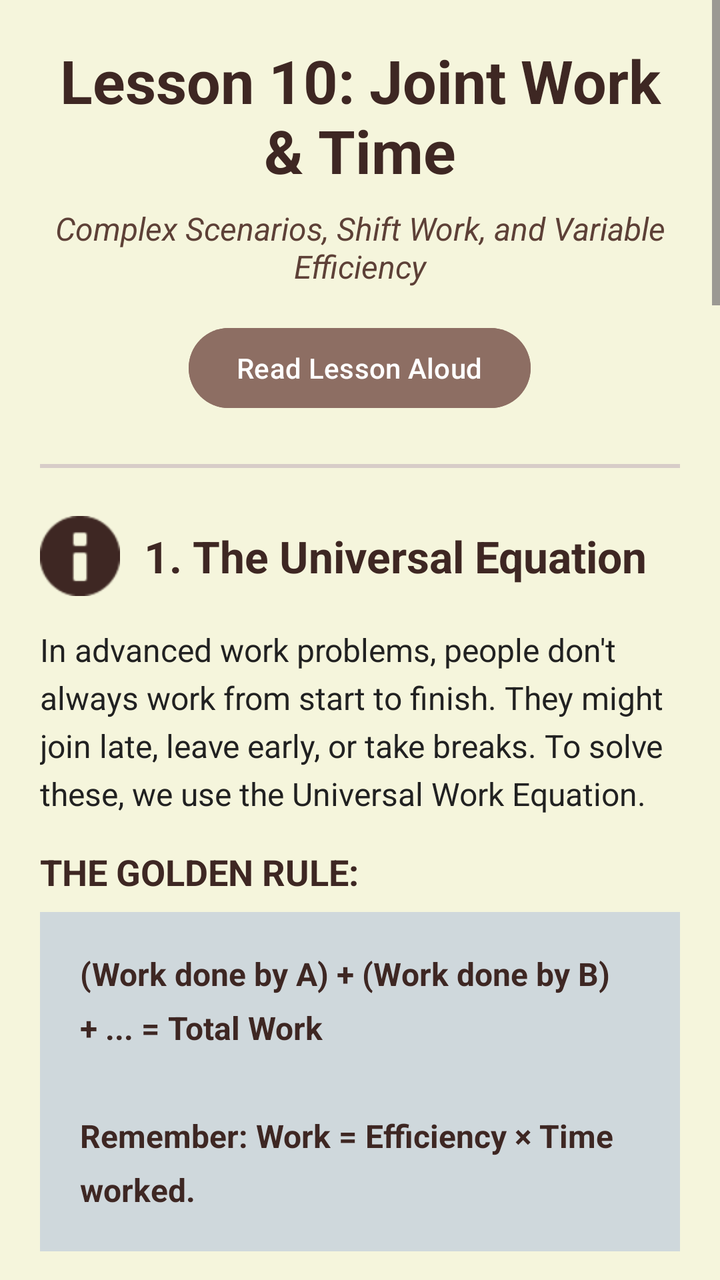
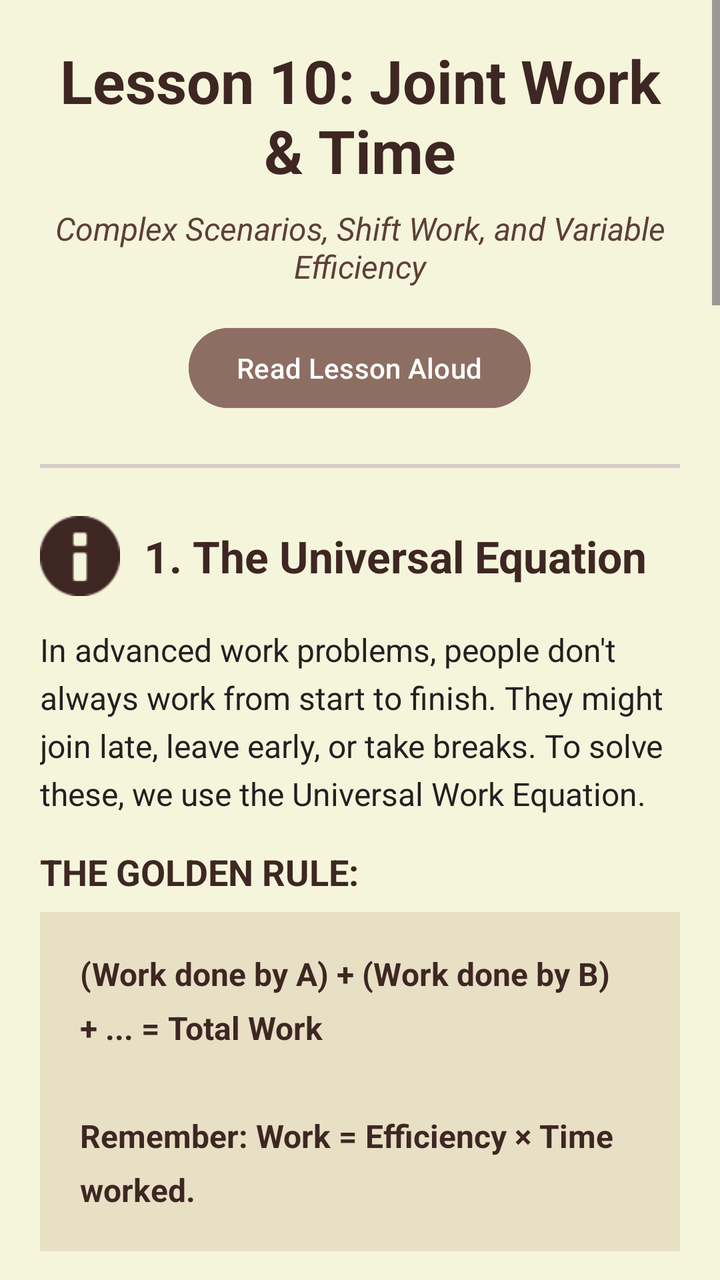

Two renders of the same Android screen: before a commit and after it. Below are the layout's source before the change and the commit's diff.
<!-- AndroidManifest.xml: application theme Theme.OlympMathMentor -->
<!-- res/layout/activity_lesson10.xml -->
<?xml version="1.0" encoding="utf-8"?>
<ScrollView
    xmlns:android="http://schemas.android.com/apk/res/android"
    xmlns:app="http://schemas.android.com/apk/res-auto"
    android:layout_width="match_parent"
    android:layout_height="match_parent"
    android:background="#F5F5DC">

    <LinearLayout
        android:layout_width="match_parent"
        android:layout_height="wrap_content"
        android:orientation="vertical"
        android:padding="20dp">

        <TextView
            android:id="@+id/tvTitle"
            android:layout_width="match_parent"
            android:layout_height="wrap_content"
            android:text="Lesson 10: Joint Work &amp; Time"
            android:textSize="30sp"
            android:textStyle="bold"
            android:textColor="#3E2723"
            android:layout_marginBottom="8dp"
            android:gravity="center" />

        <TextView
            android:id="@+id/tvSubtitle"
            android:layout_width="match_parent"
            android:layout_height="wrap_content"
            android:text="Complex Scenarios, Shift Work, and Variable Efficiency"
            android:textSize="16sp"
            android:textColor="#5D4037"
            android:layout_marginBottom="16dp"
            android:gravity="center"
            android:textStyle="italic" />

        <Button
            android:id="@+id/btnReadLesson"
            android:layout_width="wrap_content"
            android:layout_height="wrap_content"
            android:layout_gravity="center"
            android:text="Read Lesson Aloud"
            android:backgroundTint="#8D6E63"
            android:textColor="#FFFFFF"
            android:layout_marginBottom="24dp" />

        <View
            android:layout_width="match_parent"
            android:layout_height="2dp"
            android:background="#D7CCC8"
            android:layout_marginBottom="24dp" />

        <LinearLayout
            android:layout_width="match_parent"
            android:layout_height="wrap_content"
            android:orientation="horizontal"
            android:gravity="center_vertical"
            android:layout_marginBottom="16dp">

            <ImageView
                android:layout_width="40dp"
                android:layout_height="40dp"
                android:src="@android:drawable/ic_dialog_info"
                app:tint="#3E2723"
                android:layout_marginEnd="12dp" />

            <TextView
                android:id="@+id/tvSec1Title"
                android:layout_width="match_parent"
                android:layout_height="wrap_content"
                android:text="1. The Universal Equation"
                android:textSize="22sp"
                android:textStyle="bold"
                android:textColor="#3E2723" />
        </LinearLayout>

        <TextView
            android:id="@+id/tvSec1Text"
            android:layout_width="match_parent"
            android:layout_height="wrap_content"
            android:text="In advanced work problems, people don't always work from start to finish. They might join late, leave early, or take breaks. To solve these, we use the Universal Work Equation."
            android:textColor="#212121"
            android:textSize="16sp"
            android:lineSpacingExtra="5dp"
            android:layout_marginBottom="16dp" />

        <TextView
            android:id="@+id/tvSec1RuleTitle"
            android:layout_width="match_parent"
            android:layout_height="wrap_content"
            android:text="THE GOLDEN RULE:"
            android:textSize="18sp"
            android:textStyle="bold"
            android:textColor="#3E2723"
            android:layout_marginBottom="8dp" />

        <TextView
            android:id="@+id/tvSec1RuleText"
            android:layout_width="match_parent"
            android:layout_height="wrap_content"
            android:text="(Work done by A) + (Work done by B) + ... = Total Work\n\nRemember: Work = Efficiency × Time worked."
            android:textSize="16sp"
            android:textStyle="bold"
            android:textColor="#3E2723"
            android:background="#CFD8DC"
            android:padding="20dp"
            android:lineSpacingExtra="8dp"
            android:layout_marginBottom="24dp" />

        <View
            android:layout_width="match_parent"
            android:layout_height="1dp"
            android:background="#D7CCC8"
            android:layout_marginBottom="24dp" />

        <LinearLayout
            android:layout_width="match_parent"
            android:layout_height="wrap_content"
            android:orientation="horizontal"
            android:gravity="center_vertical"
            android:layout_marginBottom="16dp">

            <ImageView
                android:layout_width="40dp"
                android:layout_height="40dp"
                android:src="@android:drawable/ic_menu_sort_by_size"
                app:tint="#3E2723"
                android:layout_marginEnd="12dp" />

            <TextView
                android:id="@+id/tvSec2Title"
                android:layout_width="match_parent"
                android:layout_height="wrap_content"
                android:text="2. Managing Variable Time (The 'x' method)"
                android:textSize="22sp"
                android:textStyle="bold"
                android:textColor="#3E2723" />
        </LinearLayout>

        <TextView
            android:id="@+id/tvSec2Text"
            android:layout_width="match_parent"
            android:layout_height="wrap_content"
            android:text="When you don't know the total time, let the total time the work took be 'x'. Then, express the time each person worked relative to 'x'."
            android:textColor="#212121"
            android:textSize="16sp"
            android:lineSpacingExtra="5dp"
            android:layout_marginBottom="16dp" />

        <TextView
            android:id="@+id/tvSec2List"
            android:layout_width="match_parent"
            android:layout_height="wrap_content"
            android:text="► If A works until the end, A's time = x.\n► If B joins 3 days late, B's time = (x - 3).\n► If C leaves 2 days before the end, C's time = (x - 2)."
            android:textColor="#212121"
            android:textSize="16sp"
            android:background="#E8E0C5"
            android:padding="16dp"
            android:lineSpacingExtra="6dp"
            android:layout_marginBottom="24dp" />

        <View
            android:layout_width="match_parent"
            android:layout_height="1dp"
            android:background="#D7CCC8"
            android:layout_marginBottom="24dp" />

        <TextView
            android:id="@+id/tvSec3Title"
            android:layout_width="match_parent"
            android:layout_height="wrap_content"
            android:text="3. The 'Man-Days' Concept (Work = Workers × Time)"
            android:textSize="22sp"
            android:textStyle="bold"
            android:textColor="#3E2723"
            android:layout_marginBottom="16dp" />

        <TextView
            android:id="@+id/tvSec3Text1"
            android:layout_width="match_parent"
            android:layout_height="wrap_content"
            android:text="When dealing with groups of identical workers (e.g., '10 men can build a wall in 5 days'), we define the total work in 'man-days'."
            android:textColor="#212121"
            android:textSize="16sp"
            android:lineSpacingExtra="5dp"
            android:layout_marginBottom="16dp" />

        <TextView
            android:id="@+id/tvSec3Text2"
            android:layout_width="match_parent"
            android:layout_height="wrap_content"
            android:text="Total Work = (Number of Workers) × (Number of Days)\n\nExample: If 10 men take 5 days, Total Work = 10 × 5 = 50 man-days. If you only have 2 men, it will take them 50 / 2 = 25 days."
            android:textSize="16sp"
            android:textStyle="bold"
            android:textColor="#5D4037"
            android:background="#B3E5FC"
            android:padding="16dp"
            android:lineSpacingExtra="6dp"
            android:layout_marginBottom="24dp" />

        <View
            android:layout_width="match_parent"
            android:layout_height="1dp"
            android:background="#D7CCC8"
            android:layout_marginBottom="24dp" />

        <TextView
            android:id="@+id/tvMasterTitle"
            android:layout_width="match_parent"
            android:layout_height="wrap_content"
            android:text="Masterclass: Olympiad Problems"
            android:textSize="24sp"
            android:textStyle="bold"
            android:textColor="#3E2723"
            android:layout_marginBottom="24dp"
            android:gravity="center" />

        <LinearLayout
            android:layout_width="match_parent"
            android:layout_height="wrap_content"
            android:orientation="vertical"
            android:background="#F5F5F5"
            android:padding="16dp"
            android:layout_marginBottom="20dp"
            android:elevation="2dp">

            <TextView
                android:id="@+id/tvProb1Title"
                android:layout_width="match_parent"
                android:layout_height="wrap_content"
                android:text="Problem 1: The Early Departure"
                android:textSize="18sp"
                android:textStyle="bold"
                android:textColor="#006064"
                android:layout_marginBottom="8dp" />

            <TextView
                android:id="@+id/tvProb1Q"
                android:layout_width="match_parent"
                android:layout_height="wrap_content"
                android:text="Question: A can do a job in 20 days, and B can do it in 30 days. They start together, but A leaves 5 days BEFORE the work is completed. How many days did the total work take?"
                android:textColor="#212121"
                android:textSize="16sp"
                android:lineSpacingExtra="4dp"
                android:layout_marginBottom="12dp" />

            <TextView
                android:id="@+id/tvProb1S1"
                android:layout_width="match_parent"
                android:layout_height="wrap_content"
                android:text="Step 1: LCM(20, 30) = 60 units (Total Work).\nEfficiency A = 3 units/day.\nEfficiency B = 2 units/day."
                android:textColor="#424242"
                android:textSize="15sp"
                android:layout_marginBottom="6dp" />

            <TextView
                android:id="@+id/tvProb1S2"
                android:layout_width="match_parent"
                android:layout_height="wrap_content"
                android:text="Step 2: Let the total time be 'x' days.\nB worked for all 'x' days.\nA worked for 'x - 5' days."
                android:textColor="#424242"
                android:textSize="15sp"
                android:layout_marginBottom="6dp" />

            <TextView
                android:id="@+id/tvProb1S3"
                android:layout_width="match_parent"
                android:layout_height="wrap_content"
                android:text="Step 3: Setup the equation:\n(A's work) + (B's work) = 60\n3(x - 5) + 2(x) = 60"
                android:textColor="#424242"
                android:textSize="15sp"
                android:textStyle="italic"
                android:layout_marginBottom="6dp" />

            <TextView
                android:id="@+id/tvProb1S4"
                android:layout_width="match_parent"
                android:layout_height="wrap_content"
                android:text="Step 4: Solve:\n3x - 15 + 2x = 60\n5x = 75\nx = 15"
                android:textColor="#424242"
                android:textSize="15sp"
                android:layout_marginBottom="6dp" />

            <TextView
                android:id="@+id/tvProb1Ans"
                android:layout_width="match_parent"
                android:layout_height="wrap_content"
                android:text="Answer: The work took 15 days."
                android:textColor="#2E7D32"
                android:textStyle="bold"
                android:textSize="16sp"
                android:layout_marginTop="8dp" />
        </LinearLayout>

        <LinearLayout
            android:layout_width="match_parent"
            android:layout_height="wrap_content"
            android:orientation="vertical"
            android:background="#F5F5F5"
            android:padding="16dp"
            android:layout_marginBottom="20dp"
            android:elevation="2dp">

            <TextView
                android:id="@+id/tvProb2Title"
                android:layout_width="match_parent"
                android:layout_height="wrap_content"
                android:text="Problem 2: Group Effort Dynamics"
                android:textSize="18sp"
                android:textStyle="bold"
                android:textColor="#006064"
                android:layout_marginBottom="8dp" />

            <TextView
                android:id="@+id/tvProb2Q"
                android:layout_width="match_parent"
                android:layout_height="wrap_content"
                android:text="Question: A contractor estimated that a project requires 40 workers for 30 days. After 10 days, 10 workers quit. How many extra days beyond the original estimate will it take to finish the job?"
                android:textColor="#212121"
                android:textSize="16sp"
                android:lineSpacingExtra="4dp"
                android:layout_marginBottom="12dp" />

            <TextView
                android:id="@+id/tvProb2S1"
                android:layout_width="match_parent"
                android:layout_height="wrap_content"
                android:text="Step 1: Total required work = 40 workers × 30 days = 1200 man-days."
                android:textColor="#424242"
                android:textSize="15sp"
                android:layout_marginBottom="6dp" />

            <TextView
                android:id="@+id/tvProb2S2"
                android:layout_width="match_parent"
                android:layout_height="wrap_content"
                android:text="Step 2: Work done in first 10 days = 40 workers × 10 days = 400 man-days."
                android:textColor="#424242"
                android:textSize="15sp"
                android:layout_marginBottom="6dp" />

            <TextView
                android:id="@+id/tvProb2S3"
                android:layout_width="match_parent"
                android:layout_height="wrap_content"
                android:text="Step 3: Remaining work = 1200 - 400 = 800 man-days."
                android:textColor="#424242"
                android:textSize="15sp"
                android:layout_marginBottom="6dp" />

            <TextView
                android:id="@+id/tvProb2S4"
                android:layout_width="match_parent"
                android:layout_height="wrap_content"
                android:text="Step 4: Now only 30 workers are left. \nTime needed for remaining work = 800 / 30 = 26.66 days (or 26 and 2/3 days)."
                android:textColor="#424242"
                android:textSize="15sp"
                android:layout_marginBottom="6dp" />

            <TextView
                android:id="@+id/tvProb2S5"
                android:layout_width="match_parent"
                android:layout_height="wrap_content"
                android:text="Step 5: Total actual time = 10 + 26.66 = 36.66 days. \nOriginal estimate was 30 days. \nExtra time = 36.66 - 30 = 6.66 days."
                android:textColor="#424242"
                android:textSize="15sp"
                android:layout_marginBottom="6dp" />

            <TextView
                android:id="@+id/tvProb2Ans"
                android:layout_width="match_parent"
                android:layout_height="wrap_content"
                android:text="Answer: It will take 6.66 (or 6 and 2/3) extra days."
                android:textColor="#2E7D32"
                android:textStyle="bold"
                android:textSize="16sp"
                android:layout_marginTop="8dp" />
        </LinearLayout>

        <Button
            android:id="@+id/btnGoToTest10"
            android:layout_width="match_parent"
            android:layout_height="70dp"
            android:text="TAKE TEST 10"
            android:textStyle="bold"
            android:textSize="22sp"
            app:backgroundTint="#B0BEC5"
            android:textColor="#3E2723"
            android:elevation="6dp"
            android:layout_marginTop="10dp"
            android:layout_marginBottom="20dp" />

    </LinearLayout>
</ScrollView>
<!-- resources referenced by this layout -->
<resources>
  <style name="Theme.OlympMathMentor" parent="Base.Theme.OlympMathMentor" />
  <style name="Base.Theme.OlympMathMentor" parent="Theme.Material3.DayNight.NoActionBar">
          <item name="colorPrimary">@color/soft_beige</item>
  
          <item name="android:statusBarColor">@color/soft_beige</item>
  
          <item name="android:windowLightStatusBar">true</item>
      </style>
  <color name="soft_beige">#EFEBE9</color>
</resources>

<!-- the commit's change to res/layout/activity_lesson10.xml (unified diff, before → after) -->
@@ -102,7 +102,7 @@
             android:textSize="16sp"
             android:textStyle="bold"
             android:textColor="#3E2723"
-            android:background="#CFD8DC"
+            android:background="#E8E0C5"
             android:padding="20dp"
             android:lineSpacingExtra="8dp"
             android:layout_marginBottom="24dp" />
@@ -193,7 +193,7 @@
             android:textSize="16sp"
             android:textStyle="bold"
             android:textColor="#5D4037"
-            android:background="#B3E5FC"
+            android:background="#E8E0C5"
             android:padding="16dp"
             android:lineSpacingExtra="6dp"
             android:layout_marginBottom="24dp" />
@@ -384,8 +384,8 @@
             android:text="TAKE TEST 10"
             android:textStyle="bold"
             android:textSize="22sp"
-            app:backgroundTint="#B0BEC5"
-            android:textColor="#3E2723"
+            app:backgroundTint="#8D6E63"
+            android:textColor="#FFFFFF"
             android:elevation="6dp"
             android:layout_marginTop="10dp"
             android:layout_marginBottom="20dp" />
